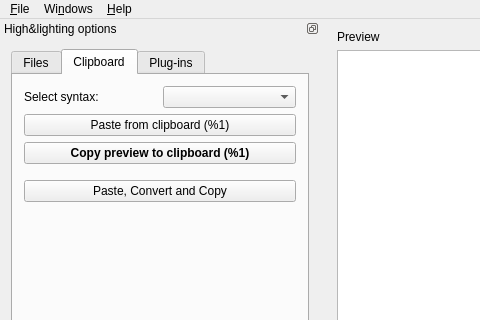
Above: src/gui-qt/mainwindow.ui from andre-simon/highlight before the change; both pictures show x 0 to 480 and y 0 to 320 of the 957 by 860 pixel window. Below: the same form after it.
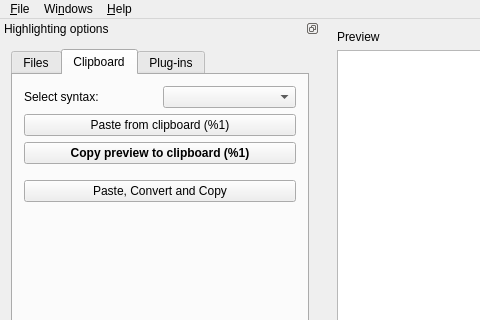
That is the form after the change. Icons and pictures are not drawn.

Patch:
```diff
--- a/src/gui-qt/mainwindow.ui
+++ b/src/gui-qt/mainwindow.ui
@@ -126,7 +126,7 @@
     <set>Qt::LeftDockWidgetArea|Qt::RightDockWidgetArea</set>
    </property>
    <property name="windowTitle">
-    <string>High&amp;lighting options</string>
+    <string>Highlighting options</string>
    </property>
    <attribute name="dockWidgetArea">
     <number>1</number>
```
